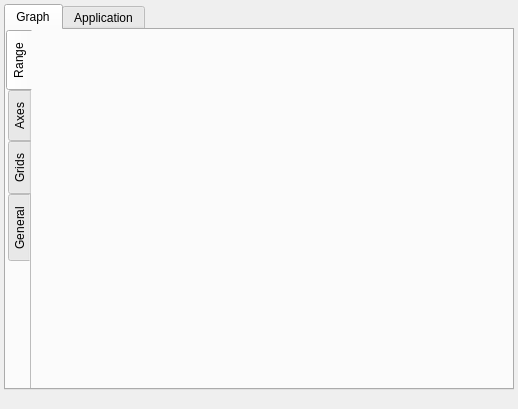
Above: Windows/settings.ui from AdelKS/ZeGrapher before the change. Below: the same form after it.
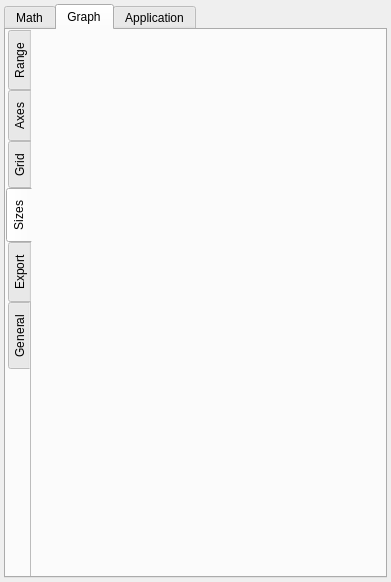
That is the form after the change. The open tabs and pages were chosen to show the change. Icons and pictures are not drawn.

Diff of the .ui file:
```diff
--- a/Windows/settings.ui
+++ b/Windows/settings.ui
@@ -6,8 +6,8 @@
    <rect>
     <x>0</x>
     <y>0</y>
-    <width>518</width>
-    <height>409</height>
+    <width>391</width>
+    <height>582</height>
    </rect>
   </property>
   <property name="sizePolicy">
@@ -53,6 +53,12 @@
      <property name="currentIndex">
       <number>0</number>
      </property>
+     <widget class="QWidget" name="math">
+      <attribute name="title">
+       <string>Math</string>
+      </attribute>
+      <layout class="QVBoxLayout" name="objectsInputLayout"/>
+     </widget>
      <widget class="QWidget" name="graph">
       <attribute name="title">
        <string>Graph</string>
@@ -127,7 +133,7 @@
          </widget>
          <widget class="QWidget" name="grids">
           <attribute name="title">
-           <string>Grids</string>
+           <string>Grid</string>
           </attribute>
           <layout class="QVBoxLayout" name="gridSettingsLayout">
            <property name="leftMargin">
@@ -144,6 +150,31 @@
            </property>
           </layout>
          </widget>
+         <widget class="QWidget" name="sizes">
+          <attribute name="title">
+           <string>Sizes</string>
+          </attribute>
+          <layout class="QVBoxLayout" name="sizeAdjustmentsLayout">
+           <property name="leftMargin">
+            <number>2</number>
+           </property>
+           <property name="topMargin">
+            <number>2</number>
+           </property>
+           <property name="rightMargin">
+            <number>2</number>
+           </property>
+           <property name="bottomMargin">
+            <number>2</number>
+           </property>
+          </layout>
+         </widget>
+         <widget class="QWidget" name="exportTab">
+          <attribute name="title">
+           <string>Export</string>
+          </attribute>
+          <layout class="QVBoxLayout" name="exportLayout"/>
+         </widget>
          <widget class="QWidget" name="general">
           <attribute name="title">
            <string>General</string>
@@ -643,27 +674,6 @@
      </widget>
     </widget>
    </item>
-   <item>
-    <widget class="QWidget" name="widget_4" native="true">
-     <property name="minimumSize">
-      <size>
-       <width>0</width>
-       <height>0</height>
-      </size>
-     </property>
-     <layout class="QHBoxLayout" name="horizontalLayout_2">
-      <property name="leftMargin">
-       <number>0</number>
-      </property>
-      <property name="topMargin">
-       <number>0</number>
-      </property>
-      <property name="rightMargin">
-       <number>0</number>
-      </property>
-     </layout>
-    </widget>
-   </item>
   </layout>
  </widget>
  <resources>
```
Left out of the diff: 10 changed lines with no effect on the pictures.
